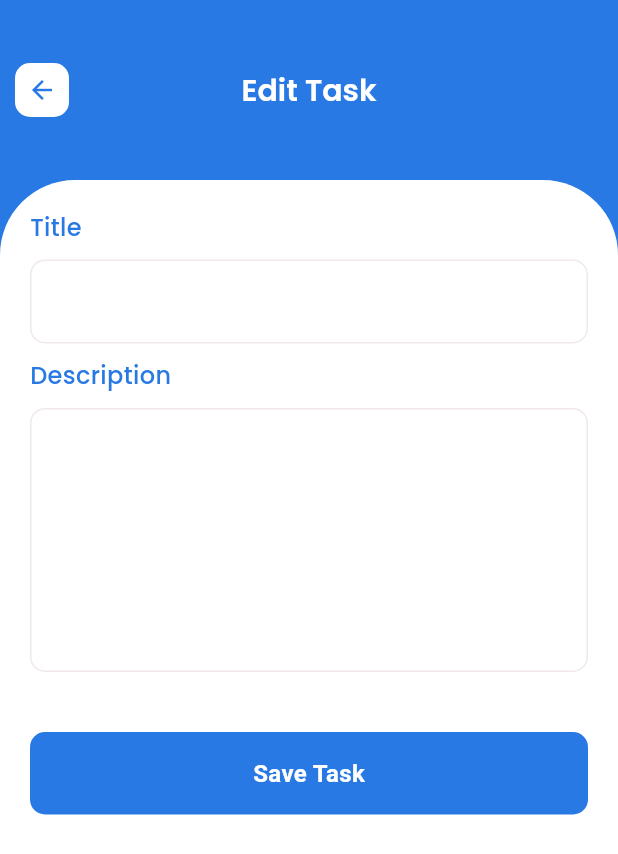
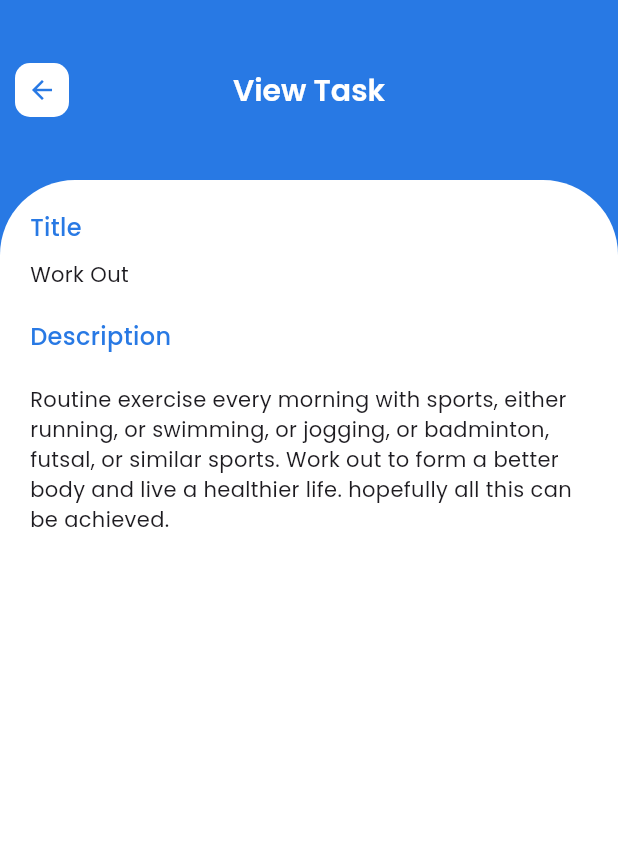
Before and after one commit to YasithWijesuriya/myTodo_app, a Flutter app: the screen it shows after launch, on a phone screen of 412 x 824 dp. Shown: the top 854 px of the screen. Run offline on Flutter 3.47's test engine with Material 3 defaults, Android fonts, the phone set to English and light mode, and no system bars; our stand-ins replace lottie.

Commit message:
created view task screen 👌

```diff
--- /dev/null
+++ b/mytodoapp_frontend/lib/features/todo/ui/view-todo.dart
@@ -0,0 +1,103 @@
+import 'package:flutter/material.dart';
+import 'package:mytodo_app/contants/color.dart';
+
+class viewTodo extends StatelessWidget {
+  const viewTodo({super.key});
+
+  @override
+  Widget build(BuildContext context) {
+    double screenHeight = MediaQuery.of(context).size.height;
+    double screenWidth = MediaQuery.of(context).size.width;
+    return Scaffold(
+      backgroundColor: AppColors.accentColor,
+      appBar: AppBar(
+        toolbarHeight: 120,
+        centerTitle: true,
+        title: Text(
+          'View Task',
+          style: TextStyle(
+            fontSize: 20,
+            fontFamily: 'poppins',
+            color: Colors.white,
+            fontWeight: FontWeight.w600,
+          ),
+        ),
+        leading: Column(mainAxisAlignment: MainAxisAlignment.center, children: [
+          Container(
+            height: 36,
+            width: 36,
+            decoration: BoxDecoration(
+                color: Colors.white, borderRadius: BorderRadius.circular(10)),
+            child: Center(
+              child: Icon(
+                Icons.arrow_back,
+                color: AppColors.accentColor,
+                size: 20,
+              ),
+            ),
+          ),
+        ]),
+        backgroundColor: AppColors.accentColor,
+      ),
+      body:Container(
+          padding: EdgeInsets.symmetric(
+            horizontal: 20,
+            vertical: 20,
+          ),
+          width: screenWidth,
+          height: screenHeight - 120,
+          decoration: BoxDecoration(
+            borderRadius: BorderRadius.only(
+                topLeft: Radius.circular(50), topRight: Radius.circular(50)),
+            color: Colors.white,
+          ),
+          child: Column(
+            crossAxisAlignment: CrossAxisAlignment.start,
+            children: [
+              Text(
+                'Title',
+                style: TextStyle(
+                  color: AppColors.accentColor,
+                  fontWeight: FontWeight.w500,
+                  fontFamily: 'poppins',
+                  fontSize: 16,
+                ),
+              ),
+              SizedBox(
+                height: 10,
+              ),
+              Text(
+                      'Work Out',
+                      style: TextStyle(
+                        fontFamily: 'poppins',
+                        fontWeight: FontWeight.w400,
+                        fontSize: 14,
+                      ),
+                    ),
+              const SizedBox(height: 20),
+              const Text(
+                'Description',
+                style: TextStyle(
+                  color: AppColors.accentColor,
+                  fontWeight: FontWeight.w500,
+                  fontFamily: 'poppins',
+                  fontSize: 16,
+                ),
+              ),
+              SizedBox(
+                height: 20,
+              ),
+              Text(
+                      'Routine exercise every morning with sports, either running, or swimming, or jogging, or badminton, futsal, or similar sports. Work out to form a better body and live a healthier life. hopefully all this can be achieved.',
+                      style: TextStyle(
+                        fontFamily: 'poppins',
+                        fontWeight: FontWeight.w400,
+                        fontSize: 14,
+                      ),
+                    ),
+            ],
+          ),
+        ),
+    );
+  }
+}
--- a/mytodoapp_frontend/lib/main.dart
+++ b/mytodoapp_frontend/lib/main.dart
@@ -4,6 +4,7 @@ import 'package:mytodo_app/features/authentication/ui/signUpScreen.dart';
 import 'package:mytodo_app/features/home/ui/homeScreen.dart';
 import 'package:mytodo_app/features/todo/ui/add-todo.dart';
 import 'package:mytodo_app/features/todo/ui/edit-todo.dart';
+import 'package:mytodo_app/features/todo/ui/view-todo.dart';
 import 'package:mytodo_app/splash_screen.dart';
 
 void main() {
@@ -38,7 +39,7 @@ class MyApp extends StatelessWidget {
         colorScheme: ColorScheme.fromSeed(seedColor: Colors.deepPurple),
         useMaterial3: true,
       ),
-      home: const editTodo(),
+      home: const viewTodo(),
     );
   }
 }
```
